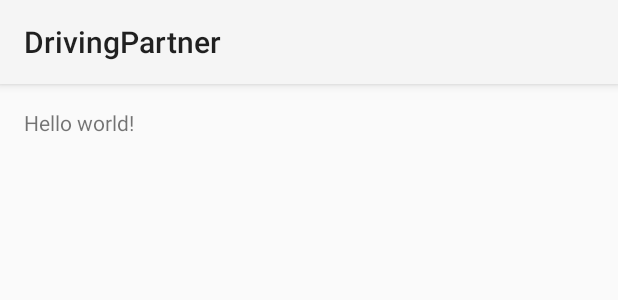
After one commit to RomanticTrip/DrivingPartner, an Android app: the layout activity_splash.xml on its own in the app's theme, with its tools: preview values and no code run, on a phone screen of 412 x 824 dp. The commit adds this screen. Shown: the top 300 px of the screen. Run offline under Robolectric (Android 15) with nearby library versions, the phone set to English and light mode, and no system bars.

Commit message:
made splashActivity.

```diff
--- a/DrivingPartner/app/build.gradle
+++ b/DrivingPartner/app/build.gradle
@@ -21,4 +21,5 @@ android {
 
 dependencies {
     compile fileTree(dir: 'libs', include: ['*.jar'])
+
 }
--- a/DrivingPartner/app/src/main/AndroidManifest.xml
+++ b/DrivingPartner/app/src/main/AndroidManifest.xml
@@ -16,6 +16,10 @@
                 <category android:name="android.intent.category.LAUNCHER" />
             </intent-filter>
         </activity>
+        <activity
+            android:name=".SplashActivity"
+            android:label="@string/title_activity_splash" >
+        </activity>
     </application>
 
 </manifest>
--- a/DrivingPartner/app/src/main/java/com/devfactory/drivingpartner/MainActivity.java
+++ b/DrivingPartner/app/src/main/java/com/devfactory/drivingpartner/MainActivity.java
@@ -1,6 +1,7 @@
 package com.devfactory.drivingpartner;
 
 import android.app.Activity;
+import android.content.Intent;
 import android.os.Bundle;
 import android.view.Menu;
 import android.view.MenuItem;
@@ -11,6 +12,10 @@ public class MainActivity extends Activity {
     protected void onCreate(Bundle savedInstanceState) {
         super.onCreate(savedInstanceState);
         setContentView(R.layout.activity_main);
+
+        // 스플레시를 실행한다.
+        // 로그인인 페이지 실행도 나중에 여기에 구현할 예정이다.
+        startActivity(new Intent(this, SplashActivity.class));
     }
 
     @Override
--- /dev/null
+++ b/DrivingPartner/app/src/main/java/com/devfactory/drivingpartner/SplashActivity.java
@@ -0,0 +1,27 @@
+package com.devfactory.drivingpartner;
+
+import android.app.Activity;
+import android.os.Bundle;
+import android.os.Handler;
+import android.os.Message;
+import android.view.Menu;
+import android.view.MenuItem;
+
+public class SplashActivity extends Activity {
+
+    @Override
+    protected void onCreate(Bundle savedInstanceState) {
+        super.onCreate(savedInstanceState);
+        setContentView(R.layout.activity_splash);
+
+        Handler handler = new Handler() {
+            @Override
+            public void handleMessage(Message msg) {
+                super.handleMessage(msg);
+                finish();
+            }
+        };
+
+        handler.sendEmptyMessageDelayed(0, 3000);
+    }
+}
--- /dev/null
+++ b/DrivingPartner/app/src/main/res/layout/activity_splash.xml
@@ -0,0 +1,12 @@
+<RelativeLayout xmlns:android="http://schemas.android.com/apk/res/android"
+    xmlns:tools="http://schemas.android.com/tools" android:layout_width="match_parent"
+    android:layout_height="match_parent" android:paddingLeft="@dimen/activity_horizontal_margin"
+    android:paddingRight="@dimen/activity_horizontal_margin"
+    android:paddingTop="@dimen/activity_vertical_margin"
+    android:paddingBottom="@dimen/activity_vertical_margin"
+    tools:context="com.devfactory.drivingpartner.SplashActivity">
+
+    <TextView android:text="@string/hello_world" android:layout_width="wrap_content"
+        android:layout_height="wrap_content" />
+
+</RelativeLayout>
--- /dev/null
+++ b/DrivingPartner/app/src/main/res/menu/menu_splash.xml
@@ -0,0 +1,6 @@
+<menu xmlns:android="http://schemas.android.com/apk/res/android"
+    xmlns:tools="http://schemas.android.com/tools"
+    tools:context="com.devfactory.drivingpartner.SplashActivity">
+    <item android:id="@+id/action_settings" android:title="@string/action_settings"
+        android:orderInCategory="100" android:showAsAction="never" />
+</menu>
--- a/DrivingPartner/app/src/main/res/values/strings.xml
+++ b/DrivingPartner/app/src/main/res/values/strings.xml
@@ -3,4 +3,5 @@
 
     <string name="hello_world">Hello world!</string>
     <string name="action_settings">Settings</string>
+    <string name="title_activity_splash">SplashActivity</string>
 </resources>
```
